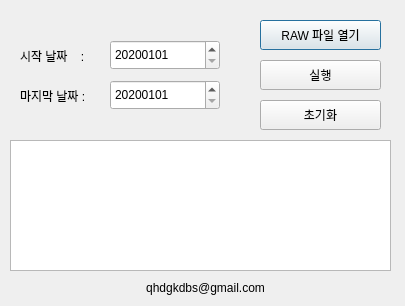
Above: main.ui from qhdgkdbs/price_search before the change. Below: the same form after it.
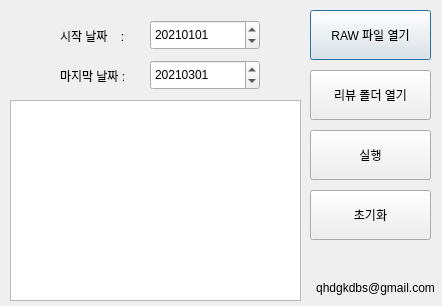
That is the form after the change.

The edit to the form file:
```diff
--- a/main.ui
+++ b/main.ui
@@ -6,7 +6,7 @@
    <rect>
     <x>0</x>
     <y>0</y>
-    <width>405</width>
+    <width>442</width>
     <height>306</height>
    </rect>
   </property>
@@ -16,12 +16,22 @@
   <widget class="QDateEdit" name="START_DATE">
    <property name="geometry">
     <rect>
-     <x>110</x>
-     <y>40</y>
+     <x>150</x>
+     <y>20</y>
      <width>110</width>
      <height>30</height>
     </rect>
    </property>
+   <property name="dateTime">
+    <datetime>
+     <hour>0</hour>
+     <minute>0</minute>
+     <second>0</second>
+     <year>2021</year>
+     <month>1</month>
+     <day>1</day>
+    </datetime>
+   </property>
    <property name="minimumDateTime">
     <datetime>
      <hour>0</hour>
@@ -39,12 +49,22 @@
   <widget class="QDateEdit" name="END_DATE">
    <property name="geometry">
     <rect>
-     <x>110</x>
-     <y>80</y>
+     <x>150</x>
+     <y>60</y>
      <width>110</width>
      <height>30</height>
     </rect>
    </property>
+   <property name="dateTime">
+    <datetime>
+     <hour>0</hour>
+     <minute>0</minute>
+     <second>0</second>
+     <year>2021</year>
+     <month>3</month>
+     <day>1</day>
+    </datetime>
+   </property>
    <property name="minimumDateTime">
     <datetime>
      <hour>0</hour>
@@ -62,8 +82,8 @@
   <widget class="QLabel" name="label">
    <property name="geometry">
     <rect>
-     <x>20</x>
-     <y>40</y>
+     <x>60</x>
+     <y>20</y>
      <width>81</width>
      <height>31</height>
     </rect>
@@ -75,8 +95,8 @@
   <widget class="QLabel" name="label_2">
    <property name="geometry">
     <rect>
-     <x>20</x>
-     <y>80</y>
+     <x>60</x>
+     <y>60</y>
      <width>81</width>
      <height>31</height>
     </rect>
@@ -88,10 +108,10 @@
   <widget class="QPushButton" name="openRAW">
    <property name="geometry">
     <rect>
-     <x>260</x>
-     <y>20</y>
+     <x>310</x>
+     <y>10</y>
      <width>121</width>
-     <height>30</height>
+     <height>50</height>
     </rect>
    </property>
    <property name="text">
@@ -101,10 +121,10 @@
   <widget class="QPushButton" name="run">
    <property name="geometry">
     <rect>
-     <x>260</x>
-     <y>60</y>
+     <x>310</x>
+     <y>130</y>
      <width>121</width>
-     <height>30</height>
+     <height>50</height>
     </rect>
    </property>
    <property name="text">
@@ -115,16 +135,16 @@
    <property name="geometry">
     <rect>
      <x>10</x>
-     <y>140</y>
-     <width>381</width>
-     <height>131</height>
+     <y>100</y>
+     <width>291</width>
+     <height>201</height>
     </rect>
    </property>
   </widget>
   <widget class="QLabel" name="email">
    <property name="geometry">
     <rect>
-     <x>130</x>
+     <x>300</x>
      <y>280</y>
      <width>151</width>
      <height>16</height>
@@ -143,16 +163,29 @@
   <widget class="QPushButton" name="clear">
    <property name="geometry">
     <rect>
-     <x>260</x>
-     <y>100</y>
+     <x>310</x>
+     <y>190</y>
      <width>121</width>
-     <height>30</height>
+     <height>50</height>
     </rect>
    </property>
    <property name="text">
     <string>초기화</string>
    </property>
   </widget>
+  <widget class="QPushButton" name="openFolder">
+   <property name="geometry">
+    <rect>
+     <x>310</x>
+     <y>70</y>
+     <width>121</width>
+     <height>50</height>
+    </rect>
+   </property>
+   <property name="text">
+    <string>리뷰 폴더 열기</string>
+   </property>
+  </widget>
  </widget>
  <resources/>
  <connections/>
```
